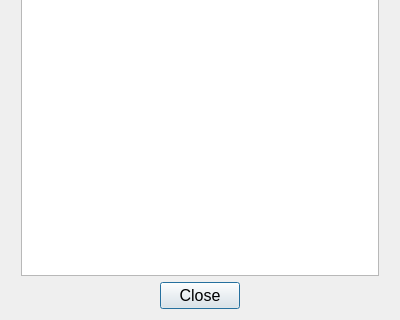
This is about.ui in mikaelsundell/jobman as Qt 5 draws it before an edit; both pictures show x 0 to 400 and y 280 to 600 of the 400 by 600 pixel window. The edited form follows.
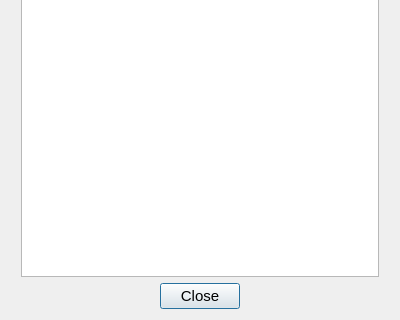
This is the edited form. Icons and pictures are not drawn.

Commit message: Added options to presets Added environment variables Added overwrite Added OS and Preprocess to Jobs Added import and export Preferences Improved stylesheet Improved auto default for buttons

Diff of the .ui file:
```diff
--- a/about.ui
+++ b/about.ui
@@ -197,12 +197,18 @@
       <widget class="QPushButton" name="close">
        <property name="font">
         <font>
-         <pointsize>12</pointsize>
+         <pointsize>11</pointsize>
         </font>
        </property>
        <property name="text">
         <string>Close</string>
        </property>
+       <property name="autoDefault">
+        <bool>false</bool>
+       </property>
+       <property name="default">
+        <bool>true</bool>
+       </property>
       </widget>
      </item>
      <item>
```
The commit also changes 25 other files.
